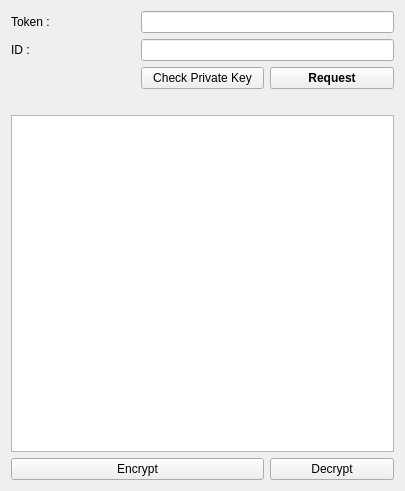
Before: the Qt Designer form facebookauth/getfriends.ui in ranzhao1/Material, drawn with Qt 5.
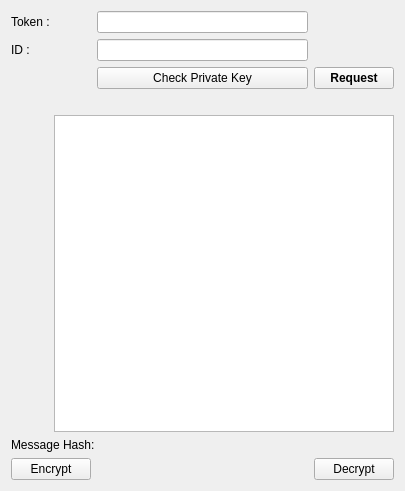
After: the same form once the commit is applied.

The edit to the form file:
```diff
--- a/facebookauth/getfriends.ui
+++ b/facebookauth/getfriends.ui
@@ -15,14 +15,14 @@
   </property>
   <widget class="QWidget" name="centralWidget">
    <layout class="QGridLayout" name="gridLayout">
-    <item row="0" column="0">
+    <item row="0" column="0" colspan="2">
      <widget class="QLabel" name="token">
       <property name="text">
        <string>Token :</string>
       </property>
      </widget>
     </item>
-    <item row="0" column="1" colspan="2">
+    <item row="0" column="2">
      <widget class="QLineEdit" name="tokenEdit"/>
     </item>
     <item row="1" column="0">
@@ -32,17 +32,17 @@
       </property>
      </widget>
     </item>
-    <item row="1" column="1" colspan="2">
+    <item row="1" column="2">
      <widget class="QLineEdit" name="idEdit"/>
     </item>
-    <item row="2" column="1">
+    <item row="2" column="2">
      <widget class="QPushButton" name="pushButton">
       <property name="text">
        <string>Check Private Key</string>
       </property>
      </widget>
     </item>
-    <item row="2" column="2">
+    <item row="2" column="3">
      <widget class="QPushButton" name="loadButton">
       <property name="font">
        <font>
@@ -55,28 +55,35 @@
       </property>
      </widget>
     </item>
-    <item row="3" column="1" colspan="2">
+    <item row="3" column="2">
      <widget class="QLabel" name="StoreResult">
       <property name="text">
        <string/>
       </property>
      </widget>
     </item>
-    <item row="4" column="0" colspan="3">
+    <item row="4" column="1" colspan="3">
      <widget class="QTextEdit" name="inputText">
       <property name="good" stdset="0">
        <string/>
       </property>
      </widget>
     </item>
-    <item row="5" column="0" colspan="2">
+    <item row="5" column="0" colspan="4">
+     <widget class="QLabel" name="messageHash">
+      <property name="text">
+       <string>Message Hash:</string>
+      </property>
+     </widget>
+    </item>
+    <item row="6" column="0" colspan="2">
      <widget class="QPushButton" name="EncryptButton">
       <property name="text">
        <string>Encrypt</string>
       </property>
      </widget>
     </item>
-    <item row="5" column="2">
+    <item row="6" column="3">
      <widget class="QPushButton" name="DecryptButton">
       <property name="text">
        <string>Decrypt</string>
```
